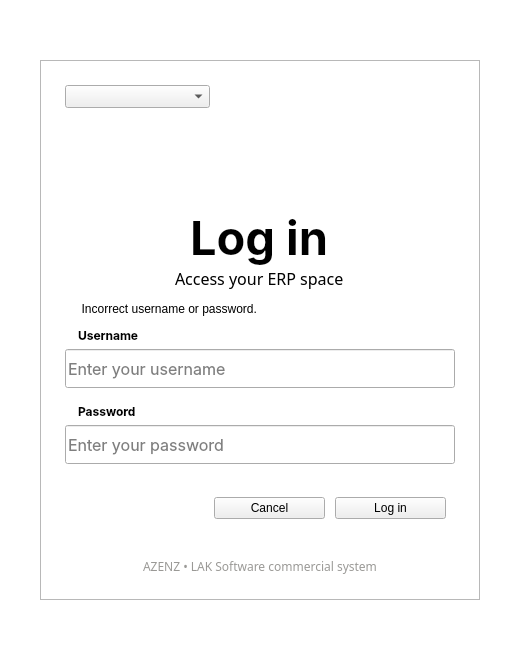
Above: modules/login/login.ui from lak-barmajyat/AZENZ-Commercial before the change. Below: the same form after it.
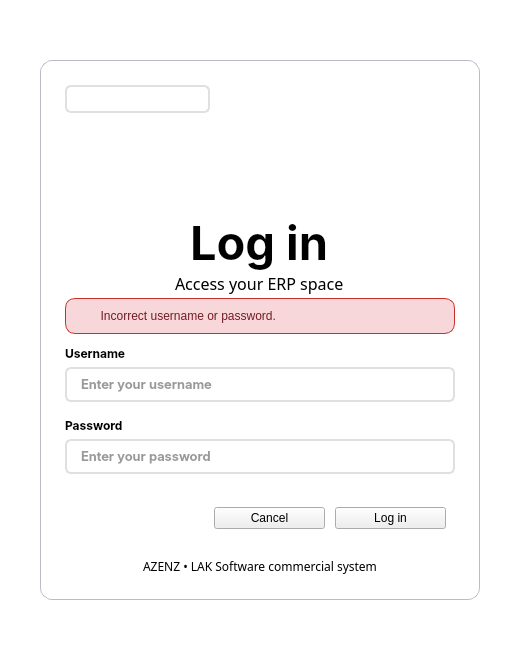
That is the form after the change. Icons and pictures are not drawn.

```diff
--- a/modules/login/login.ui
+++ b/modules/login/login.ui
@@ -14,11 +14,704 @@
    <string>Login - LAK ERP</string>
   </property>
   <property name="styleSheet">
-   <string notr="true">QMainWindow#LoginWindow {
-	background-color: rgb(255, 255, 255);
-	border-image: url(:/images/images/Corporate background.png) 0 0 0 0 stretch stretch;
-	background-repeat: no-repeat;
-}</string>
+   <string notr="true">/* ==== AUTO-SYNCED QSS START (managed by theme/sync_qss.py) ==== */
+/* ===================================================================== *
+ * AZENZ - Global base style sheet                                       *
+ * Single source of truth for all windows.                               *
+ * Class-based for QFrame/QLabel; element-level for shared controls.     *
+ * ===================================================================== */
+
+#Background {
+    background-color: #F8F9FB;
+}
+
+/* ===================================================================== *
+ * Labels - class based (no global QLabel rule)                          *
+ * ===================================================================== */
+QLabel[class="label"] {
+    color: #333333;
+    border: none;
+    background-color: transparent;
+    font-family: "Inter", "Tajawal";
+    font-size: 13px;
+    font-weight: 500;
+}
+
+QLabel[class="field-label"] {
+    color: #434655;
+    background: transparent;
+    border: none;
+    font-family: "Inter", "Tajawal";
+    font-size: 11px;
+    font-weight: 600;
+    text-transform: uppercase;
+}
+
+QLabel[class="title"] {
+    color: #191c1e;
+    background: transparent;
+    border: none;
+    font-family: "Inter", "Tajawal";
+    font-size: 28px;
+    font-weight: 700;
+}
+
+QLabel[class="subtitle"] {
+    color: #6b7280;
+    background: transparent;
+    border: none;
+    font-family: "Inter", "Tajawal";
+    font-size: 14px;
+    font-weight: 400;
+}
+
+QLabel[class="label-muted"] {
+    color: rgb(154, 153, 150);
+    background: transparent;
+    border: none;
+    font-family: "Inter", "Tajawal";
+    font-size: 12px;
+    font-weight: 400;
+}
+
+QLabel[class="section-title"] {
+    color: #191c1e;
+    background: transparent;
+    border: none;
+    font-family: "Inter", "Tajawal";
+    font-size: 18px;
+    font-weight: 600;
+}
+
+QLabel[class="separator"] {
+    background-color: rgba(195, 197, 216, 0.5);
+    border: none;
+    height: 1px;
+}
+
+QLabel[class="separator-dashed"] {
+    background-color: transparent;
+    border-top: 1px dashed #d9dde7;
+    min-height: 1px;
+    max-height: 1px;
+}
+
+/* QLineEdit has Icon */
+QLineEdit[class="icon-lineedit"] {
+    background-color: #ffffff;
+    border: 2px solid #e0e0e0;
+    border-radius: 6px;
+    padding: 6px;
+    color: #333333;
+    
+    selection-background-color: #0051df; 
+    selection-color: #ffffff;
+}
+
+QLineEdit[class="icon-lineedit"]:hover {
+    border: 2px solid #b3b3b3;
+}
+
+QLineEdit[class="icon-lineedit"]:focus {
+    border: 2px solid #0051df;
+    background-color: #fbfcff;
+}
+
+QLineEdit[class="icon-lineedit"]:disabled {
+    background-color: #f5f5f5;
+    color: #a0a0a0;
+    border: 2px solid #e8e8e8;
+}
+
+QLineEdit[class="icon-lineedit"][readOnly="true"] {
+    background-color: #fafafa;
+    color: #666666;
+    border: 2px dashed #cccccc;
+}
+
+/* QLineEdit */
+QLineEdit {
+    background-color: #ffffff;
+    border: 2px solid #e0e0e0;
+    border-radius: 6px;
+    padding: 6px 12px;
+    font-size: 13px;
+    font-weight: 500;
+    font-family: "Inter";
+    color: #333333;
+    
+    selection-background-color: #0051df; 
+    selection-color: #ffffff;
+}
+
+QLineEdit:hover {
+    border: 2px solid #b3b3b3;
+}
+
+QLineEdit:focus {
+    border: 2px solid #0051df;
+    background-color: #fbfcff;
+}
+
+QLineEdit:disabled {
+    background-color: #f5f5f5;
+    color: #a0a0a0;
+    border: 2px solid #e8e8e8;
+}
+
+QLineEdit[readOnly="true"] {
+    background-color: #fafafa;
+    color: #666666;
+    border: 2px dashed #cccccc;
+}
+
+
+/* ===================================================================== *
+ * QPushButton (login)                                                   *
+ * ===================================================================== */
+/* Primary QPushButton Style */
+QPushButton[class="primary"] {
+    background-color: #0051df;
+    color: #ffffff;
+    border: none;
+    border-radius: 8px;
+    padding: 10px 16px;
+    font-size: 12px;
+    font-weight: 500;
+    font-family: "Inter", "Tajawal";
+}
+
+QPushButton[class="primary"]:hover {
+    background-color: rgba(0, 81, 223, 230); 
+}
+
+QPushButton[class="primary"]:pressed {
+    background-color: rgba(0, 81, 223, 204);
+}
+
+QPushButton[class="primary"]:focus {
+    border: 2px solid #00174d;
+}
+
+
+/* Outlined QPushButton Style */
+QPushButton[class="outlined"] {
+    background-color: #ffffff;
+    color: #434655;
+    border: 1px solid #c3c5d8;
+    border-radius: 8px;
+    padding: 10px 16px;
+    font-size: 12px;
+    font-weight: 500;
+    font-family: "Inter", "Tajawal";
+}    
+
+QPushButton[class="outlined"]:hover {
+    background-color: #f3f4f6;
+}    
+
+QPushButton[class="outlined"]:pressed {
+    background-color: #edeef0;
+}    
+
+QPushButton[class="outlined"]:focus {
+    border: 2px solid rgba(0, 81, 223, 51);
+}    
+
+
+/* CardToolButton */
+QToolButton[class="card-button"] {
+    color: #000;
+    padding: 15px;
+    padding-top: 20px;
+    background-color: #f8f9fa;
+    border: 1px solid #eaebf0;
+    border-radius: 12px;
+}
+
+QToolButton[class="card-button"]:hover {
+    background-color: #f3f4f6;
+    border: 1px solid hsl(218, 100%, 55%);
+}
+
+QToolButton[class="card-button"]:pressed {
+    background-color: #e5e7eb;
+}
+
+/* SidebarToolButton */
+QToolButton[class="sidebar-button"] {
+    background-color: transparent;
+    color: #4b5563;
+    border: none;
+    border-left: 4px solid transparent; 
+    padding: 12px 16px;
+    spacing: 18px;
+    
+    text-align: left;
+    font-size: 15px;
+    font-weight: 500;
+    font-family: "Inter";
+}    
+
+QToolButton[class="sidebar-button"]:checked {
+    background-color: #d0e1fb;
+    color: #0051df;
+    border-left: 4px solid #0051df; 
+    border-top-right-radius: 8px;
+    border-bottom-right-radius: 8px;
+    border-top-left-radius: 0px;
+    border-bottom-left-radius: 0px;
+}    
+
+QToolButton[class="sidebar-button"]:unchecked:hover {
+    background-color: #f3f4f6;
+    border-top-right-radius: 8px;
+    border-bottom-right-radius: 8px;
+}    
+
+
+QToolButton[class="icon-button"] {
+    background-color: transparent;
+    border: none;
+    border-radius: 21px;
+    padding: 8px;
+}    
+
+QToolButton[class="icon-button"]:hover {
+    background-color: #f3f4f6;
+}    
+
+QToolButton[class="icon-button"]:pressed {
+    background-color: #e5e7eb;
+}    
+
+
+/* LoginErrorLabel */
+QLabel#LoginErrorLabel {
+    background-color: #f8d7da;
+    border: 1px solid #c9302c;
+    border-radius: 10px;
+    padding: 10px;
+    padding-left: 15px;
+	color: #721c24;	
+	image: url(:/icons/icons/warning.svg);
+	image-position: left;
+}    
+
+
+/* ComboBox Box */
+QComboBox {
+    background-color: #ffffff;
+    border: 2px solid #e0e0e0;
+    border-radius: 6px;
+    padding: 6px 12px;
+    font-family: "Inter";
+    font-size: 13px;
+    font-weight: 500;
+    color: #333333;
+    min-width: 60px;
+}
+
+QComboBox:hover {
+    border: 2px solid #b3b3b3;
+}
+
+QComboBox:focus {
+    border: 2px solid #0051df;
+    background-color: #fbfcff;
+}
+
+QComboBox::drop-down {
+    border: 6px;
+}
+
+QComboBox QAbstractItemView {
+    background-color: #ffffff;
+    border: 1px solid #eaebf0;
+    border-radius: 0px;
+    box-shadow: none;
+    padding: 4px;
+    font-family: "Inter";
+    font-size: 13px;
+    font-weight: 500;
+    color: #333333;
+    
+    selection-background-color: #0051df;
+    selection-color: #ffffff;
+}
+
+QComboBox QAbstractItemView::item {
+    padding: 8px 12px;
+    border-radius: 4px;
+    color: #4b5563;
+    min-height: 24px;
+}
+
+QComboBox QAbstractItemView::item:hover {
+    background-color: #f3f4f6;
+    color: #0051df;
+}
+
+/* 4. The Arrow Icon itself */
+QComboBox::down-arrow {
+    image: url(:/icons/icons/down_arrow.svg);
+}
+
+
+/* LoginFrame */
+QFrame#LoginFrame {
+    background-color: #ffffff;
+    border: 1px solid #babcca; 
+    border-radius: 12px; 
+}    
+
+QMainWindow#LoginWindow {
+    background-color: rgb(255, 255, 255);
+    border-image: url(:/images/images/Corporate background.png) 0 0 0 0 stretch stretch;
+    background-repeat: no-repeat;
+}
+
+
+/* ===================================================================== *
+ * Frames - class based (no global QFrame rule)                          *
+ * ===================================================================== */
+QFrame[class="card"] {
+    background-color: #ffffff;
+    border: 2px solid #e2e3e8; /* Soft gray border */
+    border-radius: 12px;
+}
+
+QFrame[class="header"] {
+    background-color: #f8fafc;       /* Very light slate/blue-gray tint */
+    border-top-left-radius: 8px;     /* Round only the top corners */
+    border-top-right-radius: 8px;
+    border-bottom-left-radius: 0px;
+    border-bottom-right-radius: 0px;
+    border-bottom: 1px solid #e2e8f0; /* Subtle bottom separator line */
+}
+
+QFrame[class="gframe"] {
+    background-color: transparent;   /* Blends seamlessly into sidebar background */
+    border: none;
+    
+    padding-left: 0px;              /* Indents child elements like modern web apps */
+    margin-top: 2px;
+    margin-bottom: 4px;
+}
+
+/* Bar Frames */
+QFrame#SidebarFrame, QFrame#FootSidebarFrame {
+	border-right: 1px solid #d0d0d0;
+    background-color: #f7f7f7;
+}
+
+QFrame#FootSidebarFrame {
+    border-top: 1px solid #d0d0d0;
+}
+
+QFrame#TopBarFrame {
+    border-bottom: 1px solid #d0d0d0;
+}
+
+
+/* ===================================================================== *
+ * Summary / stat cards - unified class based set                        *
+ * ===================================================================== */
+QFrame[class="summary-card"] {
+    background-color: #ffffff;
+    border: 1px solid #eaebf0;
+    border-radius: 12px;
+}
+
+QFrame[class="summary-card-inner"] {
+    background-color: #f8fafc;
+    border: 1px solid #e1e4ea;
+    border-radius: 8px;
+}
+
+QLabel[class="summary-title"] {
+    color: #434655;
+    background: transparent;
+    border: none;
+    font-family: "Inter", "Tajawal";
+    font-size: 12px;
+    font-weight: 600;
+}
+
+QLabel[class="summary-value"] {
+    color: #111827;
+    background: transparent;
+    border: none;
+    font-family: "Inter", "Tajawal";
+    font-size: 24px;
+    font-weight: 700;
+}
+
+QLabel[class="summary-value-primary"] {
+    color: #0051df;
+    background: transparent;
+    border: none;
+    font-family: "Inter", "Tajawal";
+    font-size: 24px;
+    font-weight: 700;
+}
+
+QLabel[class="summary-value-danger"] {
+    color: #dc2626;
+    background: transparent;
+    border: none;
+    font-family: "Inter", "Tajawal";
+    font-size: 24px;
+    font-weight: 700;
+}
+
+QLabel[class="summary-label"] {
+    color: #1f2937;
+    background: transparent;
+    border: none;
+    font-family: "Inter", "Tajawal";
+    font-size: 17px;
+    font-weight: 500;
+}
+
+QLabel[class="summary-total"] {
+    color: #020617;
+    background: transparent;
+    border: none;
+    font-family: "Inter", "Tajawal";
+    font-size: 22px;
+    font-weight: 800;
+}
+
+QLabel[class="summary-total-value"] {
+    color: #0051df;
+    background: transparent;
+    border: none;
+    font-family: "Inter", "Tajawal";
+    font-size: 28px;
+    font-weight: 800;
+}
+
+
+/* ===================================================================== *
+ * Data tables                                                           *
+ * ===================================================================== */
+QTableWidget {
+    background-color: #ffffff;
+    border: 1px solid #eaebf0;
+    border-radius: 8px;
+    color: #333333;
+    font-size: 13px;
+    gridline-color: transparent; /* We will use item borders instead of harsh gridlines */
+    outline: none;               /* Removes the dotted focus ring around selected cells */
+}
+
+QHeaderView::section:horizontal {
+    background-color: #f8f9fa;   /* Light gray header background */
+    color: #4b5563;              /* Muted text color */
+    font-weight: 600;
+    border: none;
+    border-bottom: 1px solid #eaebf0; /* Separates header from data */
+    padding: 8px 12px;
+    alignment: left;
+}
+
+QHeaderView::section:vertical {
+    background-color: #f8f9fa;
+    color: #4b5563;
+    border: none;
+    border-right: 1px solid #eaebf0;
+    padding: 4px;
+}
+
+QTableWidget::item {
+    padding: 4px 12px;
+    border-bottom: 1px solid #f3f4f6; /* Creates soft, horizontal row dividers */
+}
+
+QTableWidget::item:hover {
+    background-color: #f8f9fa;
+}
+
+QTableWidget::item:selected {
+    background-color: #eff4ff;   /* Very pale blue background */
+    color: #0051df;              /* Your primary blue for text */
+}
+
+QTableCornerButton::section {
+    background-color: #f8f9fa;
+    border: none;
+    border-bottom: 1px solid #eaebf0;
+    border-right: 1px solid #eaebf0;
+}
+
+
+/* ===================================================================== *
+ * Tool buttons                                                          *
+ * ===================================================================== */
+QToolButton[class="primary"] {
+    background-color: #2563eb; /* Vibrant primary blue */
+    color: #ffffff;            /* Pure white text */
+    border: none;
+    border-radius: 6px;
+    padding: 8px 16px;
+    font-size: 13px;
+    font-weight: 600;          /* Slightly bolder font to stand out */
+}
+
+QToolButton[class="primary"]:hover {
+    background-color: #1d4ed8; /* Slightly darker blue on hover for feedback */
+}
+
+QToolButton[class="primary"]:pressed {
+    background-color: #1e40af; /* Deep blue when actively clicked */
+}
+
+QToolButton[class="primary"]:disabled {
+    background-color: #93c5fd; /* Faded, washed-out blue */
+    color: #f8fafc;            /* Slightly dimmed white text */
+}
+
+QToolButton[class="secondary"] {
+    background-color: transparent; /* Soft gray background */
+    color: #374151;            /* Dark slate gray text */
+    border: none;
+    border-radius: 6px;
+    padding: 6px 14px;
+    font-size: 13px;
+    font-weight: 500;
+}
+
+QToolButton[class="secondary"]:hover {
+    background-color: #e5e7eb; /* Slightly darker gray on hover */
+    color: #111827;            /* Almost black text on hover */
+}
+
+QToolButton[class="secondary"]:pressed {
+    background-color: #d1d5db; /* Noticeable press state */
+}
+
+QToolButton[class="secondary-danger"] {
+    background-color: transparent; /* Ghost button by default */
+    color: #4b5563;                /* Muted gray text */
+    border: none;
+    border-radius: 6px;
+    padding: 6px 14px;
+    font-size: 13px;
+    font-weight: 500;
+}
+
+QToolButton[class="secondary-danger"]:hover {
+    background-color: #fef2f2;     /* Faint warning red background */
+    color: #dc2626;                /* Strong red text */
+}
+
+QToolButton[class="secondary-danger"]:pressed {
+    background-color: #fee2e2;     /* Slightly deeper red background */
+    color: #b91c1c;                /* Darker red text */
+}
+
+
+/* ===================================================================== *
+ * Date / time edits                                                     *
+ * ===================================================================== */
+QDateEdit {
+    background-color: #ffffff;
+    border: 2px solid #e0e0e0;       /* Matches your QComboBox */
+    border-radius: 6px;
+    padding: 6px 12px;
+    font-size: 14px;
+    color: #333333;
+    min-width: 110px;
+}
+
+QDateEdit:hover {
+    border: 2px solid #b3b3b3;       /* Slightly darker on hover */
+}
+
+QDateEdit:focus {
+    border: 2px solid #2563eb;       /* Primary blue border when typing */
+    background-color: #fbfcff;       /* Very faint blue tint */
+}
+
+QDateEdit::drop-down {
+    subcontrol-origin: padding;
+    subcontrol-position: top right;
+    width: 32px;
+    border-left: none;               /* Seamless look */
+    border-top-right-radius: 6px;
+    border-bottom-right-radius: 6px;
+}
+
+QDateEdit::down-arrow {
+    image: url(":/icons/icons/Gcalendar.svg"); /* Pro-tip: Use a calendar icon instead of an arrow */
+    width: 16px;
+    height: 16px;
+}
+
+
+/* ===================================================================== *
+ * Sidebar group toggles + tabs                                          *
+ * ===================================================================== */
+QToolButton[class="sidebar-gbutton"] {
+    background-color: #f3f4f6;       /* Soft light-gray background */
+    color: #4b5563;                  /* Muted slate text color */
+    border: none;
+    border-radius: 6px;
+    font-size: 13px;
+    font-weight: 600;                /* Semi-bold for category titles */
+    padding: 8px 14px;
+    text-align: left;                /* Keeps icon and text left-aligned */
+}
+
+QToolButton[class="sidebar-gbutton"]:hover {
+    background-color: #e5e7eb;       /* Darker gray feedback on hover */
+    color: #111827;                  /* High contrast text on hover */
+}
+
+QToolButton[class="sidebar-gbutton"][expanded="true"] {
+    background-color: #eff4ff;       /* Soft tint of your primary blue */
+    color: #0051df;                  /* Text turns primary blue when open */
+}
+
+QTabWidget::pane {
+    border: none;                     /* Removes the harsh default box */
+    border-top: 1px solid #e2e8f0;    /* Creates the continuous horizontal line under the tabs */
+    background: transparent;          /* Lets your main background color show through */
+}
+
+QTabBar::tab {
+    background: transparent;
+    color: #64748b;                   /* Muted slate-gray text */
+    font-size: 13px;
+    font-weight: 500;
+    padding: 10px 25px;               /* Breathing room around the text */
+    border-bottom: 2px solid transparent; /* Invisible border to reserve space */
+    
+    /* CRUCIAL TRICK: Pulls the tab down 1px so its bottom border 
+       perfectly overlaps the pane's top border line */
+    margin-bottom: -1px;              
+}
+
+QTabBar::tab:hover:!selected {
+    color: #1e293b;                   /* Darkens the text */
+    border-bottom: 2px solid #cbd5e1; /* Shows a subtle gray underline preview */
+}
+
+QTabBar::tab:selected {
+    color: #2563eb;                   /* Your vibrant primary blue */
+    border-bottom: 2px solid #2563eb; /* The thick blue active underline */
+}
+
+QTabBar:focus {
+    outline: none;
+}
+
+Line {
+	color: #e3e3e3;
+}
+/* ==== AUTO-SYNCED QSS END ==== */
+</string>
   </property>
   <widget class="QWidget" name="CentralWidget">
    <widget class="QFrame" name="LoginFrame">
@@ -128,19 +821,19 @@
            <height>91</height>
           </size>
          </property>
-         <property name="styleSheet">
-          <string notr="true">QLabel {
-	padding-top: 15px;
-	image: url(:/images/images/program_logo.png);
-}</string>
-         </property>
          <property name="text">
           <string/>
          </property>
          <property name="scaledContents">
           <bool>true</bool>
          </property>
-        </widget>
+        <property name="styleSheet">
+<string notr="true">#LogoLabel {
+	padding-top: 15px;
+	image: url(:/images/images/program_logo.png);
+}</string>
+</property>
+</widget>
        </item>
        <item>
         <spacer name="verticalSpacer_7">
@@ -267,9 +960,6 @@
            <bold>true</bold>
           </font>
          </property>
-         <property name="styleSheet">
-          <string notr="true">QLabel {padding-left: 10px}</string>
-         </property>
          <property name="text">
           <string>Username</string>
          </property>
@@ -334,9 +1024,6 @@
            <bold>true</bold>
           </font>
          </property>
-         <property name="styleSheet">
-          <string notr="true">QLabel {padding-left: 10px}</string>
-         </property>
          <property name="text">
           <string>Password</string>
          </property>
@@ -566,9 +1253,6 @@
          <pointsize>9</pointsize>
         </font>
        </property>
-       <property name="styleSheet">
-        <string notr="true">color: rgb(154, 153, 150);</string>
-       </property>
        <property name="text">
         <string>AZENZ • LAK Software commercial system</string>
        </property>
```
Left out of the diff: 53 changed lines with no effect on the pictures.
